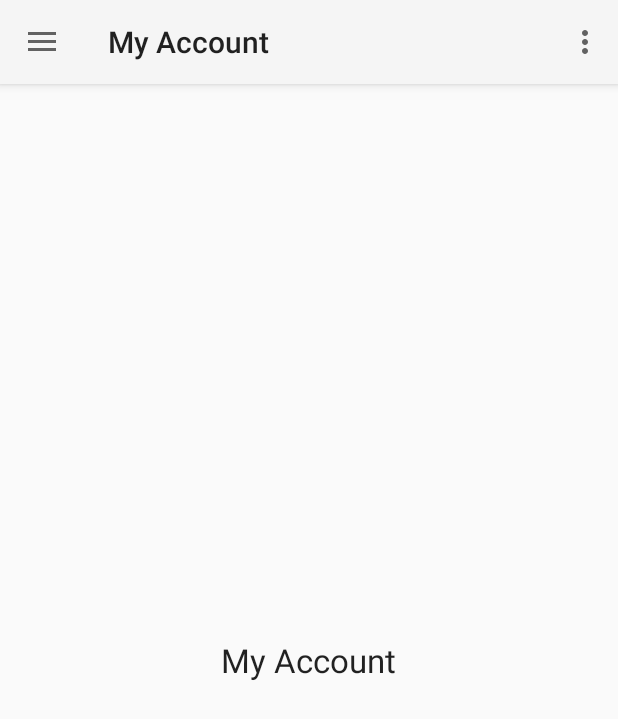
After one commit to savannahpaul/OddJobs, an Android app: the MyAccountFragment screen opened directly, with no data from a screen before it, on a phone screen of 412 x 824 dp. The commit adds this screen. Shown: the top 719 px of the screen. Run offline under Robolectric (Android 15) with nearby library versions, the phone set to English and light mode, and no system bars.

Commit message:
drawer layout created with side buttons hooking up to empty layout files

```diff
--- a/app/build.gradle
+++ b/app/build.gradle
@@ -30,4 +30,6 @@ dependencies {
     testImplementation 'junit:junit:4.12'
     androidTestImplementation 'com.android.support.test:runner:1.0.2'
     androidTestImplementation 'com.android.support.test.espresso:espresso-core:3.0.2'
+    implementation 'com.android.support:appcompat-v7:28.0.0'
+    implementation 'com.android.support:design:28.0.0'
 }
--- a/app/src/main/java/com/csci448/savannahpaul/oddjobs/CreateAccountFragment.kt
+++ b/app/src/main/java/com/csci448/savannahpaul/oddjobs/CreateAccountFragment.kt
@@ -27,6 +27,11 @@ class CreateAccountFragment: Fragment() {
         //Button click listeners here
         back_button.setOnClickListener{
             val intent = LoginActivity.createIntent(context)
+            startActivity(intent)
+        }
+
+        create_account_button.setOnClickListener{
+            val intent = NavBarActivity.createIntent(context)
             startActivity(intent)
         }
     }
--- /dev/null
+++ b/app/src/main/java/com/csci448/savannahpaul/oddjobs/MyAccountFragment.kt
@@ -0,0 +1,28 @@
+package com.csci448.savannahpaul.oddjobs
+
+import android.os.Bundle
+import android.support.v4.app.Fragment
+import android.view.LayoutInflater
+import android.view.View
+import android.view.ViewGroup
+
+/**
+ * Created by Belal on 18/09/16.
+ */
+
+
+class MyAccountFragment : Fragment() {
+
+    override fun onCreateView(inflater: LayoutInflater, container: ViewGroup?, savedInstanceState: Bundle?): View? {
+        //returning our layout file
+        //change R.layout.yourlayoutfilename for each of your fragments
+        return inflater.inflate(R.layout.my_account_layout, container, false)
+    }
+
+
+    override fun onViewCreated(view: View, savedInstanceState: Bundle?) {
+        super.onViewCreated(view, savedInstanceState)
+        //you can set the title for your toolbar here for different fragments different titles
+        getActivity()!!.setTitle("My Account")
+    }
+}
--- /dev/null
+++ b/app/src/main/java/com/csci448/savannahpaul/oddjobs/NavBarActivity.kt
@@ -0,0 +1,123 @@
+package com.csci448.savannahpaul.oddjobs
+
+import android.content.Context
+import android.content.Intent
+import android.content.res.Configuration
+import android.os.Bundle
+import android.support.design.widget.NavigationView
+import android.support.v4.app.Fragment
+import android.support.v4.view.GravityCompat
+import android.support.v4.widget.DrawerLayout
+import android.support.v7.app.ActionBarDrawerToggle
+import android.support.v7.app.AppCompatActivity
+import android.util.Log
+import android.view.Menu
+import android.view.MenuItem
+import android.view.View
+import kotlinx.android.synthetic.main.nav_bar_layout.*
+
+class NavBarActivity: AppCompatActivity(), NavigationView.OnNavigationItemSelectedListener {
+    companion object {
+        private val LOG_TAG = "448.JobSearchAct"
+
+        fun createIntent(context: Context?): Intent {
+            val intent = Intent(context, NavBarActivity::class.java)
+            return intent
+        }
+    }
+
+    private fun displaySelectedScreen(itemId: Int) {
+
+        //creating fragment object
+        var fragment: Fragment? = null
+
+        //initializing the fragment object which is selected
+        when (itemId) {
+            R.id.nav_account -> fragment = MyAccountFragment()
+            R.id.nav_job_search -> fragment = JobSearchFragment()
+            R.id.nav_my_jobs -> fragment = MyJobsFragment()
+        }
+
+        //replacing the fragment
+        if (fragment != null) {
+            val ft = supportFragmentManager.beginTransaction()
+            ft.replace(R.id.content_frame, fragment)
+            ft.commit()
+        }
+
+        val drawer = findViewById<View>(R.id.drawer_layout) as DrawerLayout
+        drawer.closeDrawer(GravityCompat.START)
+    }
+
+    override fun onCreate(savedInstanceState: Bundle?) {
+        super.onCreate(savedInstanceState)
+        setContentView(R.layout.nav_bar_layout)
+        setSupportActionBar(toolbar)
+
+        val toggle = ActionBarDrawerToggle(
+            this, drawer_layout, toolbar, R.string.navigation_drawer_open, R.string.navigation_drawer_close
+        )
+        drawer_layout.addDrawerListener(toggle)
+        toggle.syncState()
+
+        nav_view.setNavigationItemSelectedListener(this)
+
+        displaySelectedScreen(R.id.nav_account);
+    }
+
+    override fun onBackPressed() {
+        if (drawer_layout.isDrawerOpen(GravityCompat.START)) {
+            drawer_layout.closeDrawer(GravityCompat.START)
+        } else {
+            super.onBackPressed()
+        }
+    }
+
+    override fun onCreateOptionsMenu(menu: Menu): Boolean {
+        // Inflate the menu; this adds items to the action bar if it is present.
+        menuInflater.inflate(R.menu.drawer_view, menu)
+        return true
+    }
+
+
+    override fun onNavigationItemSelected(item: MenuItem): Boolean {
+        displaySelectedScreen(item.getItemId());
+        return true
+    }
+
+    override fun onConfigurationChanged(newConfig: Configuration?) {
+        super.onConfigurationChanged(newConfig)
+        Log.d(LOG_TAG, "onConfigurationChanged() called")
+        Log.d(LOG_TAG, "orientation is ${
+        when(newConfig?.orientation ?: Configuration.ORIENTATION_UNDEFINED) {
+            Configuration.ORIENTATION_LANDSCAPE -> "Landscape"
+            Configuration.ORIENTATION_PORTRAIT -> "Portrait"
+            else -> "Undefined"
+        }}")
+    }
+
+    override fun onStart() {
+        super.onStart()
+        Log.d(LOG_TAG, "onStart() called")
+    }
+
+    override fun onResume() {
+        super.onResume()
+        Log.d(LOG_TAG, "onResume() called")
+    }
+
+    override fun onPause() {
+        Log.d(LOG_TAG, "onPause() called")
+        super.onPause()
+    }
+
+    override fun onStop() {
+        Log.d(LOG_TAG, "onStop() called")
+        super.onStop()
+    }
+
+    override fun onDestroy() {
+        Log.d(LOG_TAG, "onDestroy() called")
+        super.onDestroy()
+    }
+}
--- /dev/null
+++ b/app/src/main/res/layout/my_account_layout.xml
@@ -0,0 +1,15 @@
+<?xml version="1.0" encoding="utf-8"?>
+<RelativeLayout xmlns:android="http://schemas.android.com/apk/res/android"
+                android:layout_width="match_parent"
+                android:layout_height="match_parent">
+
+    <TextView
+            android:layout_width="wrap_content"
+            android:layout_height="wrap_content"
+            android:textAppearance="?android:attr/textAppearanceLarge"
+            android:text="My Account"
+            android:id="@+id/textView"
+            android:layout_centerVertical="true"
+            android:layout_centerHorizontal="true" />
+
+</RelativeLayout>
--- /dev/null
+++ b/app/src/main/res/layout/nav_bar_layout.xml
@@ -0,0 +1,57 @@
+<?xml version="1.0" encoding="utf-8"?>
+<android.support.v4.widget.DrawerLayout
+        xmlns:android="http://schemas.android.com/apk/res/android"
+        xmlns:app="http://schemas.android.com/apk/res-auto"
+        xmlns:tools="http://schemas.android.com/tools"
+        android:id="@+id/drawer_layout"
+        android:layout_width="match_parent"
+        android:layout_height="match_parent"
+        android:fitsSystemWindows="true"
+        tools:openDrawer="start">
+
+    <android.support.design.widget.CoordinatorLayout
+            xmlns:android="http://schemas.android.com/apk/res/android"
+            xmlns:app="http://schemas.android.com/apk/res-auto"
+            xmlns:tools="http://schemas.android.com/tools"
+            android:layout_width="match_parent"
+            android:layout_height="match_parent">
+
+        <android.support.design.widget.AppBarLayout
+                android:layout_height="wrap_content"
+                android:layout_width="match_parent">
+
+            <android.support.v7.widget.Toolbar
+                    android:id="@+id/toolbar"
+                    android:layout_width="match_parent"
+                    android:layout_height="?attr/actionBarSize"
+                    android:background="?attr/colorPrimary"/>
+        </android.support.design.widget.AppBarLayout>
+
+
+        //Hold the actual content for the page
+        <android.support.constraint.ConstraintLayout
+                xmlns:android="http://schemas.android.com/apk/res/android"
+                xmlns:tools="http://schemas.android.com/tools"
+                xmlns:app="http://schemas.android.com/apk/res-auto"
+                android:layout_width="match_parent"
+                android:layout_height="match_parent"
+                app:layout_behavior="@string/appbar_scrolling_view_behavior">
+
+            <FrameLayout
+                android:id="@+id/content_frame"
+                android:layout_width="match_parent"
+                android:layout_height="match_parent" />
+
+        </android.support.constraint.ConstraintLayout>
+    </android.support.design.widget.CoordinatorLayout>
+
+    <android.support.design.widget.NavigationView
+            android:id="@+id/nav_view"
+            android:layout_width="wrap_content"
+            android:layout_height="match_parent"
+            android:layout_gravity="start"
+            android:fitsSystemWindows="true"
+            app:headerLayout="@layout/nav_header"
+            app:menu="@menu/drawer_view"/>
+
+</android.support.v4.widget.DrawerLayout>
--- /dev/null
+++ b/app/src/main/res/menu/drawer_view.xml
@@ -0,0 +1,15 @@
+<?xml version="1.0" encoding="utf-8"?>
+<menu xmlns:android="http://schemas.android.com/apk/res/android" >
+    <group>
+        <item
+                android:id="@+id/nav_account"
+                android:title="My Account" />
+        <item
+                android:id="@+id/nav_job_search"
+                android:title="Job Search" />
+        <item
+                android:id="@+id/nav_my_jobs"
+                android:title="My Jobs" />
+
+    </group>
+</menu>
--- a/app/src/main/res/values/colors.xml
+++ b/app/src/main/res/values/colors.xml
@@ -3,4 +3,5 @@
     <color name="colorPrimary">#008577</color>
     <color name="colorPrimaryDark">#00574B</color>
     <color name="colorAccent">#D81B60</color>
+    <color name="colorBlue">#34A5F6</color>
 </resources>
--- a/app/src/main/res/values/strings.xml
+++ b/app/src/main/res/values/strings.xml
@@ -1,3 +1,5 @@
 <resources>
     <string name="app_name">OddJobs</string>
+    <string name="navigation_drawer_open">Open navigation drawer</string>
+    <string name="navigation_drawer_close">Close navigation drawer</string>
 </resources>
```
Also changed, not shown: app/src/main/AndroidManifest.xml (+5 -4 lines), app/src/main/java/com/csci448/savannahpaul/oddjobs/JobSearchFragment.kt (added, +28 -0 lines), app/src/main/java/com/csci448/savannahpaul/oddjobs/MyJobsFragment.kt (added, +28 -0 lines), app/src/main/res/drawable/ic_menu.xml (added, +9 -0 lines), app/src/main/res/layout/job_search_layout.xml (added, +15 -0 lines), app/src/main/res/layout/my_jobs_layout.xml (added, +15 -0 lines), app/src/main/res/layout/nav_header.xml (added, +19 -0 lines).
